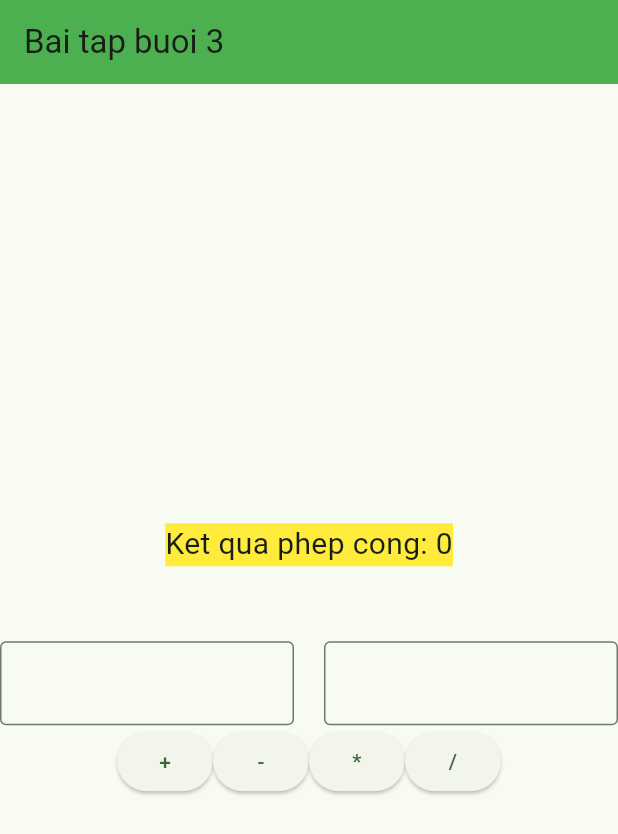
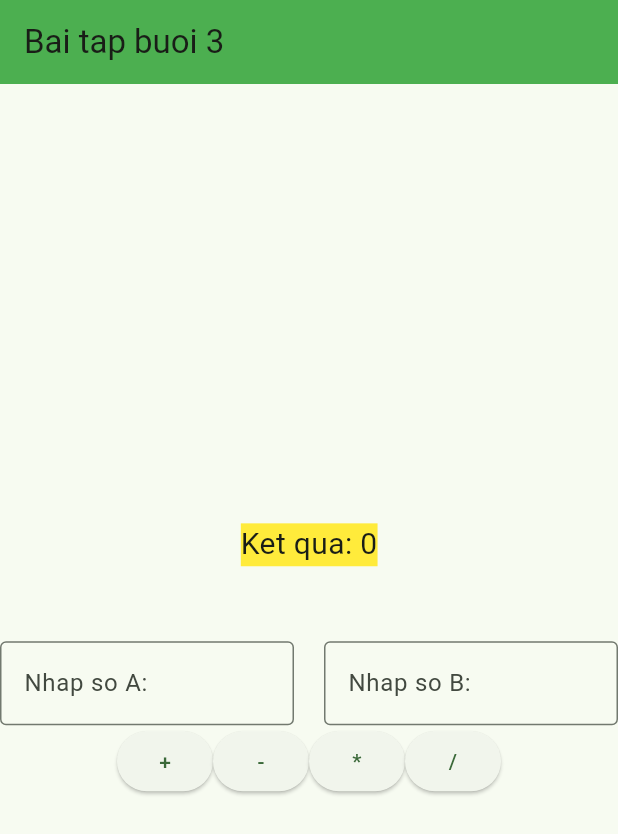
Before and after one commit to dntruong81/statefullwidget, a Flutter app: the BaiTapHomePage screen opened directly, on a phone screen of 412 x 824 dp. Shown: the top 834 px of the screen. Run offline on Flutter 3.47's test engine with Material 3 defaults, Android fonts, the phone set to English and light mode, and no system bars; network calls fail.

Commit message:
StatefullWidget baitap commit

```diff
--- a/lib/baitapbuoi3.dart
+++ b/lib/baitapbuoi3.dart
@@ -37,11 +37,10 @@ class BaiTapHomePageSate extends State<BaiTapHomePage> {
           child: Column(
             mainAxisAlignment: MainAxisAlignment.center,
             children: [
-             Text(
-                  'Ket qua phep cong: $kqTinh',
-                  style:
-                      TextStyle(backgroundColor: Colors.yellow, fontSize: 20),
-                ),
+              Text(
+                'Ket qua: $kqTinh',
+                style: TextStyle(backgroundColor: Colors.yellow, fontSize: 20),
+              ),
               SizedBox(height: 50),
               Row(
                 mainAxisAlignment: MainAxisAlignment.center,
@@ -51,7 +50,8 @@ class BaiTapHomePageSate extends State<BaiTapHomePage> {
                     onChanged: (text) {
                       so1 = text;
                     },
-                    decoration: InputDecoration(border: OutlineInputBorder()),
+                    decoration: InputDecoration(
+                        border: OutlineInputBorder(), hintText: 'Nhap so A:'),
                   )),
                   SizedBox(width: 20),
                   Expanded(
@@ -59,8 +59,9 @@ class BaiTapHomePageSate extends State<BaiTapHomePage> {
                           onChanged: (text) {
                             so2 = text;
                           },
-                          decoration:
-                              InputDecoration(border: OutlineInputBorder())))
+                          decoration: InputDecoration(
+                              border: OutlineInputBorder(),
+                              hintText: 'Nhap so B:')))
                 ],
               ),
               Row(
--- a/pubspec.yaml
+++ b/pubspec.yaml
@@ -59,8 +59,8 @@ flutter:
   uses-material-design: true
 
   # To add assets to your application, add an assets section, like this:
-  # assets:
-  #   - images/a_dot_burr.jpeg
+  assets:
+  - assets/hinh_test.jpg
   #   - images/a_dot_ham.jpeg
 
   # An image asset can refer to one or more resolution-specific "variants", see
```
Also changed, not shown: lib/TestSafeArea.dart (added, +43 -0 lines), assets/hinh_test.jpg (added).
